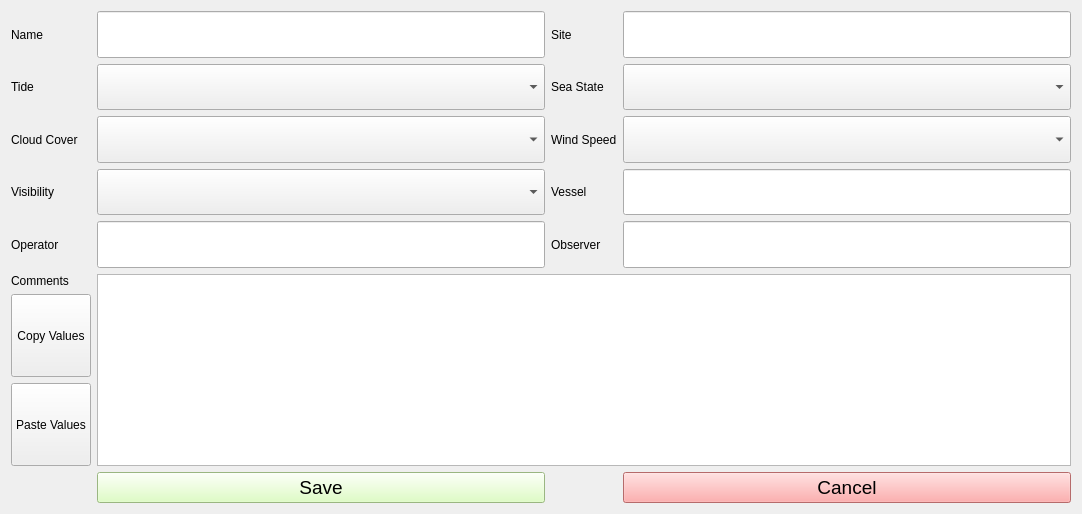
Qt form src/resources/sequence_metadata.ui (open-AIMS/reefscan_desktop_data_manager) before a commit.
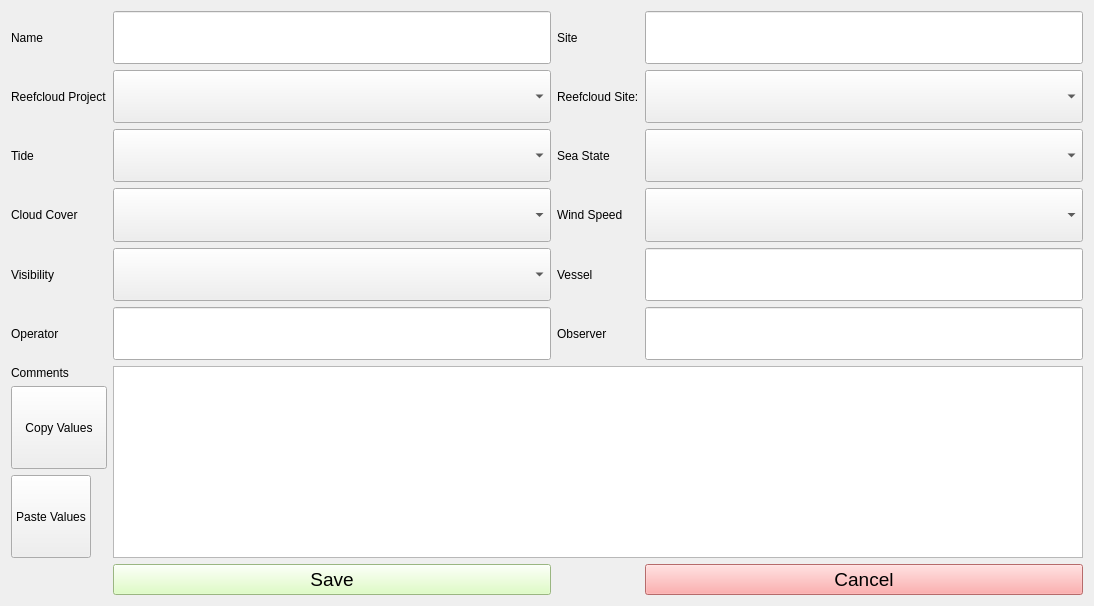
The same form after that commit.

Commit message: REEF-1100, Add Reefcloud projects and sites to metadata

```diff
--- a/src/resources/sequence_metadata.ui
+++ b/src/resources/sequence_metadata.ui
@@ -6,93 +6,31 @@
    <rect>
     <x>0</x>
     <y>0</y>
-    <width>1082</width>
-    <height>514</height>
+    <width>1094</width>
+    <height>606</height>
    </rect>
   </property>
   <property name="windowTitle">
    <string>Form</string>
   </property>
   <layout class="QGridLayout" name="gridLayout">
-   <item row="0" column="0">
-    <widget class="QLabel" name="label_13">
+   <item row="5" column="4">
+    <widget class="QLabel" name="label_6">
      <property name="text">
-      <string>Name</string>
+      <string>Observer</string>
      </property>
     </widget>
    </item>
-   <item row="1" column="5">
-    <widget class="QComboBox" name="cb_sea">
+   <item row="8" column="0">
+    <widget class="QPushButton" name="btn_copy">
      <property name="sizePolicy">
-      <sizepolicy hsizetype="Preferred" vsizetype="MinimumExpanding">
+      <sizepolicy hsizetype="Minimum" vsizetype="MinimumExpanding">
        <horstretch>0</horstretch>
        <verstretch>0</verstretch>
       </sizepolicy>
      </property>
-    </widget>
-   </item>
-   <item row="2" column="0">
-    <widget class="QLabel" name="label_9">
      <property name="text">
-      <string>Cloud Cover</string>
-     </property>
-    </widget>
-   </item>
-   <item row="1" column="0">
-    <widget class="QLabel" name="label_15">
-     <property name="text">
-      <string>Tide</string>
-     </property>
-    </widget>
-   </item>
-   <item row="1" column="4">
-    <widget class="QLabel" name="label_7">
-     <property name="text">
-      <string>Sea State</string>
-     </property>
-    </widget>
-   </item>
-   <item row="2" column="4">
-    <widget class="QLabel" name="label_8">
-     <property name="text">
-      <string>Wind Speed</string>
-     </property>
-    </widget>
-   </item>
-   <item row="2" column="3">
-    <widget class="QComboBox" name="cb_cloud">
-     <property name="sizePolicy">
-      <sizepolicy hsizetype="Preferred" vsizetype="MinimumExpanding">
-       <horstretch>0</horstretch>
-       <verstretch>0</verstretch>
-      </sizepolicy>
-     </property>
-    </widget>
-   </item>
-   <item row="1" column="3">
-    <widget class="QComboBox" name="cb_tide">
-     <property name="sizePolicy">
-      <sizepolicy hsizetype="Preferred" vsizetype="MinimumExpanding">
-       <horstretch>0</horstretch>
-       <verstretch>0</verstretch>
-      </sizepolicy>
-     </property>
-    </widget>
-   </item>
-   <item row="3" column="0">
-    <widget class="QLabel" name="label_10">
-     <property name="text">
-      <string>Visibility</string>
-     </property>
-    </widget>
-   </item>
-   <item row="3" column="3">
-    <widget class="QComboBox" name="cb_vis">
-     <property name="sizePolicy">
-      <sizepolicy hsizetype="Preferred" vsizetype="MinimumExpanding">
-       <horstretch>0</horstretch>
-       <verstretch>0</verstretch>
-      </sizepolicy>
+      <string>Copy Values</string>
      </property>
     </widget>
    </item>
@@ -103,17 +41,42 @@
      </property>
     </widget>
    </item>
-   <item row="4" column="0">
+   <item row="4" column="3">
+    <widget class="QComboBox" name="cb_vis">
+     <property name="sizePolicy">
+      <sizepolicy hsizetype="Preferred" vsizetype="MinimumExpanding">
+       <horstretch>0</horstretch>
+       <verstretch>0</verstretch>
+      </sizepolicy>
+     </property>
+    </widget>
+   </item>
+   <item row="5" column="0">
     <widget class="QLabel" name="label_4">
      <property name="text">
       <string>Operator</string>
      </property>
     </widget>
    </item>
-   <item row="4" column="3">
-    <widget class="QLineEdit" name="ed_operator">
+   <item row="10" column="5">
+    <widget class="QPushButton" name="cancelButton">
+     <property name="font">
+      <font>
+       <pointsize>14</pointsize>
+      </font>
+     </property>
+     <property name="styleSheet">
+      <string notr="true">background-color: rgb(255, 150, 150);</string>
+     </property>
+     <property name="text">
+      <string>Cancel</string>
+     </property>
+    </widget>
+   </item>
+   <item row="2" column="5">
+    <widget class="QComboBox" name="cb_sea">
      <property name="sizePolicy">
-      <sizepolicy hsizetype="Expanding" vsizetype="MinimumExpanding">
+      <sizepolicy hsizetype="Preferred" vsizetype="MinimumExpanding">
        <horstretch>0</horstretch>
        <verstretch>0</verstretch>
       </sizepolicy>
@@ -130,13 +93,82 @@
      </property>
     </widget>
    </item>
-   <item row="3" column="4">
+   <item row="10" column="3">
+    <widget class="QPushButton" name="saveButton">
+     <property name="font">
+      <font>
+       <pointsize>14</pointsize>
+      </font>
+     </property>
+     <property name="styleSheet">
+      <string notr="true">background-color: rgb(215, 255, 181);</string>
+     </property>
+     <property name="text">
+      <string>Save</string>
+     </property>
+    </widget>
+   </item>
+   <item row="2" column="4">
+    <widget class="QLabel" name="label_7">
+     <property name="text">
+      <string>Sea State</string>
+     </property>
+    </widget>
+   </item>
+   <item row="0" column="0">
+    <widget class="QLabel" name="label_13">
+     <property name="text">
+      <string>Name</string>
+     </property>
+    </widget>
+   </item>
+   <item row="4" column="4">
     <widget class="QLabel" name="label_5">
      <property name="text">
       <string>Vessel</string>
      </property>
     </widget>
    </item>
+   <item row="5" column="5">
+    <widget class="QLineEdit" name="ed_observer">
+     <property name="sizePolicy">
+      <sizepolicy hsizetype="Expanding" vsizetype="Ignored">
+       <horstretch>0</horstretch>
+       <verstretch>0</verstretch>
+      </sizepolicy>
+     </property>
+    </widget>
+   </item>
+   <item row="2" column="3">
+    <widget class="QComboBox" name="cb_tide">
+     <property name="sizePolicy">
+      <sizepolicy hsizetype="Preferred" vsizetype="MinimumExpanding">
+       <horstretch>0</horstretch>
+       <verstretch>0</verstretch>
+      </sizepolicy>
+     </property>
+    </widget>
+   </item>
+   <item row="3" column="5">
+    <widget class="QComboBox" name="cb_wind">
+     <property name="sizePolicy">
+      <sizepolicy hsizetype="Preferred" vsizetype="MinimumExpanding">
+       <horstretch>0</horstretch>
+       <verstretch>0</verstretch>
+      </sizepolicy>
+     </property>
+    </widget>
+   </item>
+   <item row="3" column="3">
+    <widget class="QComboBox" name="cb_cloud">
+     <property name="sizePolicy">
+      <sizepolicy hsizetype="Preferred" vsizetype="MinimumExpanding">
+       <horstretch>0</horstretch>
+       <verstretch>0</verstretch>
+      </sizepolicy>
+     </property>
+    </widget>
+   </item>
    <item row="0" column="3">
     <widget class="QLineEdit" name="ed_name">
      <property name="sizePolicy">
@@ -147,17 +179,7 @@
      </property>
     </widget>
    </item>
-   <item row="2" column="5">
-    <widget class="QComboBox" name="cb_wind">
-     <property name="sizePolicy">
-      <sizepolicy hsizetype="Preferred" vsizetype="MinimumExpanding">
-       <horstretch>0</horstretch>
-       <verstretch>0</verstretch>
-      </sizepolicy>
-     </property>
-    </widget>
-   </item>
-   <item row="3" column="5">
+   <item row="4" column="5">
     <widget class="QLineEdit" name="ed_vessel">
      <property name="sizePolicy">
       <sizepolicy hsizetype="Expanding" vsizetype="MinimumExpanding">
@@ -167,21 +189,21 @@
      </property>
     </widget>
    </item>
-   <item row="4" column="4">
-    <widget class="QLabel" name="label_6">
+   <item row="3" column="0">
+    <widget class="QLabel" name="label_9">
      <property name="text">
-      <string>Observer</string>
+      <string>Cloud Cover</string>
      </property>
     </widget>
    </item>
-   <item row="5" column="0">
-    <widget class="QLabel" name="label_3">
+   <item row="1" column="0">
+    <widget class="QLabel" name="label">
      <property name="text">
-      <string>Comments</string>
+      <string>Reefcloud Project</string>
      </property>
     </widget>
    </item>
-   <item row="7" column="0">
+   <item row="9" column="0">
     <widget class="QPushButton" name="btn_paste">
      <property name="sizePolicy">
       <sizepolicy hsizetype="Fixed" vsizetype="MinimumExpanding">
@@ -194,7 +216,21 @@
      </property>
     </widget>
    </item>
-   <item row="5" column="3" rowspan="3" colspan="3">
+   <item row="4" column="0">
+    <widget class="QLabel" name="label_10">
+     <property name="text">
+      <string>Visibility</string>
+     </property>
+    </widget>
+   </item>
+   <item row="3" column="4">
+    <widget class="QLabel" name="label_8">
+     <property name="text">
+      <string>Wind Speed</string>
+     </property>
+    </widget>
+   </item>
+   <item row="7" column="3" rowspan="3" colspan="3">
     <widget class="QPlainTextEdit" name="ed_comments">
      <property name="sizePolicy">
       <sizepolicy hsizetype="Expanding" vsizetype="MinimumExpanding">
@@ -210,8 +246,22 @@
      </property>
     </widget>
    </item>
-   <item row="4" column="5">
-    <widget class="QLineEdit" name="ed_observer">
+   <item row="1" column="4">
+    <widget class="QLabel" name="label_11">
+     <property name="text">
+      <string>Reefcloud Site:</string>
+     </property>
+    </widget>
+   </item>
+   <item row="7" column="0">
+    <widget class="QLabel" name="label_3">
+     <property name="text">
+      <string>Comments</string>
+     </property>
+    </widget>
+   </item>
+   <item row="5" column="3">
+    <widget class="QLineEdit" name="ed_operator">
      <property name="sizePolicy">
       <sizepolicy hsizetype="Expanding" vsizetype="MinimumExpanding">
        <horstretch>0</horstretch>
@@ -220,46 +270,30 @@
      </property>
     </widget>
    </item>
-   <item row="6" column="0">
-    <widget class="QPushButton" name="btn_copy">
+   <item row="2" column="0">
+    <widget class="QLabel" name="label_15">
+     <property name="text">
+      <string>Tide</string>
+     </property>
+    </widget>
+   </item>
+   <item row="1" column="3">
+    <widget class="QComboBox" name="cb_reefcloud_project">
      <property name="sizePolicy">
-      <sizepolicy hsizetype="Minimum" vsizetype="MinimumExpanding">
+      <sizepolicy hsizetype="Preferred" vsizetype="Expanding">
        <horstretch>0</horstretch>
        <verstretch>0</verstretch>
       </sizepolicy>
      </property>
-     <property name="text">
-      <string>Copy Values</string>
-     </property>
     </widget>
    </item>
-   <item row="8" column="3">
-    <widget class="QPushButton" name="saveButton">
-     <property name="font">
-      <font>
-       <pointsize>14</pointsize>
-      </font>
-     </property>
-     <property name="styleSheet">
-      <string notr="true">background-color: rgb(215, 255, 181);</string>
-     </property>
-     <property name="text">
-      <string>Save</string>
-     </property>
-    </widget>
-   </item>
-   <item row="8" column="5">
-    <widget class="QPushButton" name="cancelButton">
-     <property name="font">
-      <font>
-       <pointsize>14</pointsize>
-      </font>
-     </property>
-     <property name="styleSheet">
-      <string notr="true">background-color: rgb(255, 150, 150);</string>
-     </property>
-     <property name="text">
-      <string>Cancel</string>
+   <item row="1" column="5">
+    <widget class="QComboBox" name="cb_reefcloud_site">
+     <property name="sizePolicy">
+      <sizepolicy hsizetype="Preferred" vsizetype="Expanding">
+       <horstretch>0</horstretch>
+       <verstretch>0</verstretch>
+      </sizepolicy>
      </property>
     </widget>
    </item>
```
The commit also changes 5 other files.
